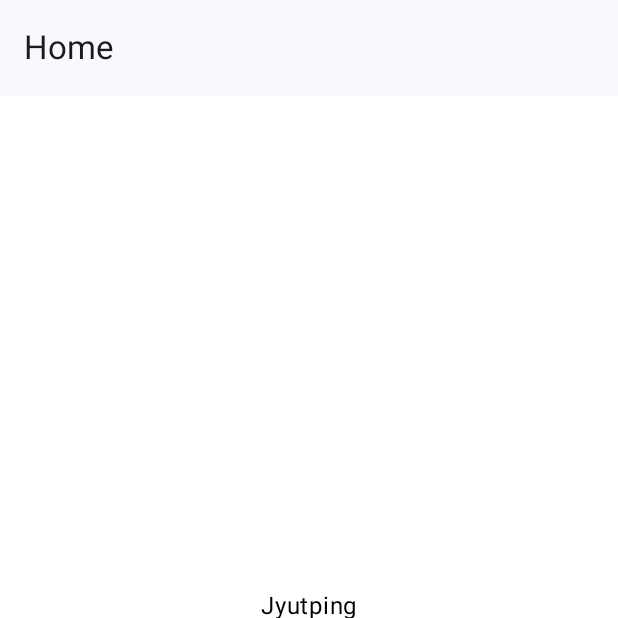
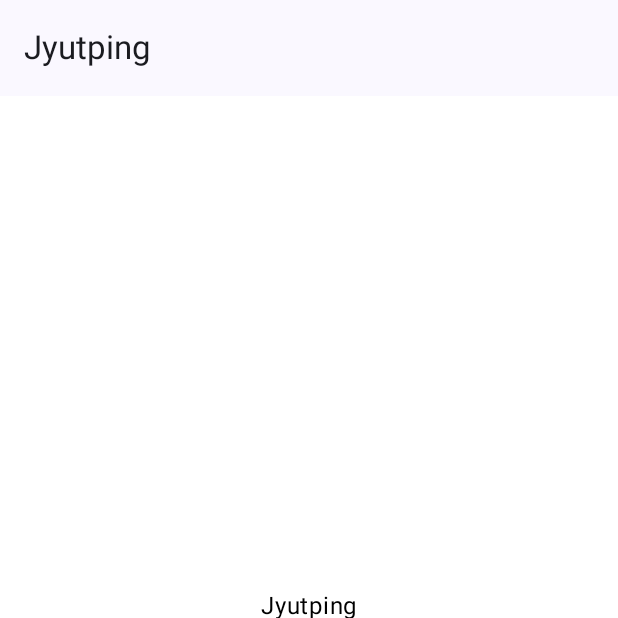
Before and after one commit to yuetyam/jyutping-android, an Android app built with Jetpack Compose: the screen it shows after launch (MainActivity), item 2 of the bottom bar chosen, on a phone screen of 412 x 824 dp, the top half of it. Run offline under Robolectric (Android 15) with nearby library versions, the phone set to English and light mode, and no system bars.

Commit message:
Improve TopAppBar tiitle

```diff
--- a/app/src/main/java/org/jyutping/jyutping/MainActivity.kt
+++ b/app/src/main/java/org/jyutping/jyutping/MainActivity.kt
@@ -32,9 +32,12 @@ class MainActivity : ComponentActivity() {
                 super.onCreate(savedInstanceState)
                 setContent {
                         val navController = rememberNavController()
+                        val entry by navController.currentBackStackEntryAsState()
+                        val route: String? = entry?.destination?.route
+                        val topTitle: String = stringResource(id = titleOf(route = route))
                         JyutpingTheme {
                                 Scaffold(
-                                        topBar = { TopAppBar(title = { Text(text = stringResource(id = R.string.screen_title_home)) }) },
+                                        topBar = { TopAppBar(title = { Text(text = topTitle) }) },
                                         bottomBar = { AppBottomBar(navController = navController) },
                                         containerColor = Color(red = 226, green = 226, blue = 226)
                                 ) { padding ->
@@ -43,6 +46,16 @@ class MainActivity : ComponentActivity() {
                                         }
                                 }
                         }
+                }
+        }
+
+        private fun titleOf(route: String?): Int {
+                return when (route) {
+                        "home" -> R.string.screen_title_home
+                        "jyutping" -> R.string.screen_title_jyutping
+                        "cantonese" -> R.string.screen_title_cantonese
+                        "about" -> R.string.screen_title_about
+                        else -> R.string.screen_title_home
                 }
         }
 }
```
